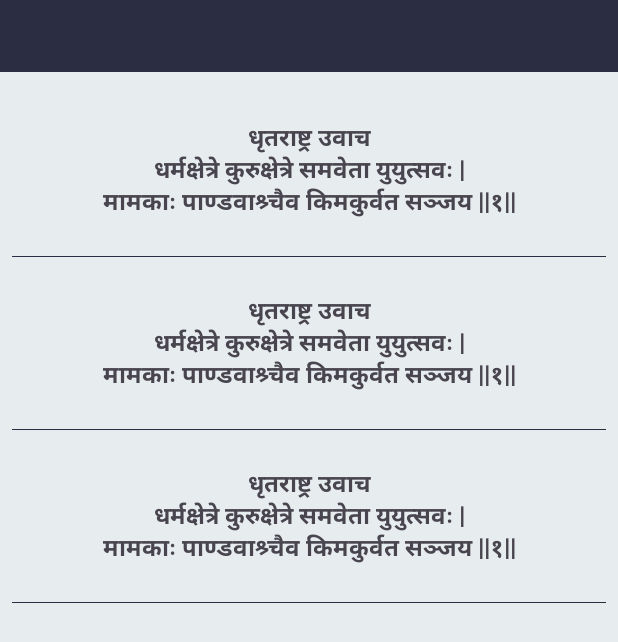
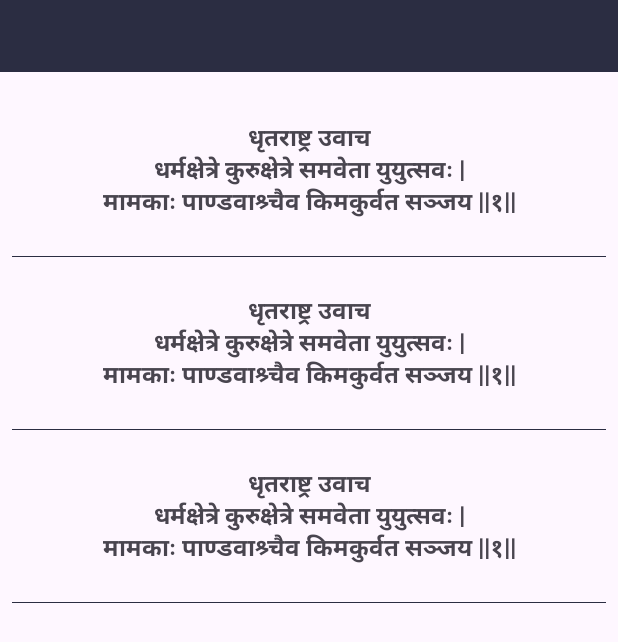
Before and after one commit to vinodpatildev/bhagavad-gita, an Android app: the layout fragment_chapter_verses.xml on its own in the app's theme, with its tools: preview values and no code run, on a phone screen of 412 x 824 dp. Shown: the top 642 px of the screen. Run offline under Robolectric (Android 15) with nearby library versions, the phone set to English and light mode, and no system bars.

Commit message:
Night mode backgrounds changed.
Signed-off-by: Vinod Patil <61724808+vinodpatildev@users.noreply.github.com>

```diff
--- a/app/src/main/res/layout/activity_main.xml
+++ b/app/src/main/res/layout/activity_main.xml
@@ -4,7 +4,8 @@
     xmlns:tools="http://schemas.android.com/tools"
     android:layout_width="match_parent"
     android:layout_height="match_parent"
-    tools:context=".view.main.MainActivity">
+    tools:context=".view.main.MainActivity"
+    >
 
     <androidx.fragment.app.FragmentContainerView
         android:id="@+id/fragment_container"
@@ -15,6 +16,7 @@
         app:layout_constraintEnd_toEndOf="parent"
         app:layout_constraintStart_toStartOf="parent"
         app:layout_constraintTop_toTopOf="parent"
-        app:navGraph="@navigation/nav_graph_main" />
+        app:navGraph="@navigation/nav_graph_main"
+        />
 
 </androidx.constraintlayout.widget.ConstraintLayout>
--- a/app/src/main/res/layout/activity_verse.xml
+++ b/app/src/main/res/layout/activity_verse.xml
@@ -4,8 +4,7 @@
     xmlns:tools="http://schemas.android.com/tools"
     android:layout_width="match_parent"
     android:layout_height="match_parent"
-    tools:context=".view.verse.VerseActivity"
-    android:background="@color/color_background">
+    tools:context=".view.verse.VerseActivity">
 
     <include
         android:id="@+id/app_bar_layout"
--- a/app/src/main/res/layout/fragment_chapter_verses.xml
+++ b/app/src/main/res/layout/fragment_chapter_verses.xml
@@ -5,7 +5,7 @@
     android:layout_width="match_parent"
     android:layout_height="match_parent"
     tools:context=".view.main.ChapterVersesFragment"
-    android:background="@color/color_background"
+    android:background="@android:color/transparent"
     >
 
     <androidx.constraintlayout.widget.ConstraintLayout
--- a/app/src/main/res/layout/fragment_chapters.xml
+++ b/app/src/main/res/layout/fragment_chapters.xml
@@ -4,7 +4,7 @@
     xmlns:tools="http://schemas.android.com/tools"
     android:layout_width="match_parent"
     android:layout_height="match_parent"
-    android:background="@color/color_background"
+    android:background="@android:color/transparent"
     tools:context=".view.main.ChaptersFragment">
 
     <androidx.constraintlayout.widget.ConstraintLayout
--- a/app/src/main/res/layout/rcv_chapters_item.xml
+++ b/app/src/main/res/layout/rcv_chapters_item.xml
@@ -4,7 +4,8 @@
     xmlns:tools="http://schemas.android.com/tools"
     android:layout_width="match_parent"
     android:layout_height="wrap_content"
-    android:padding="8dp">
+    android:padding="8dp"
+    >
 
     <LinearLayout
         android:id="@+id/item_layout"
```
Also changed, not shown: 1 other file.
